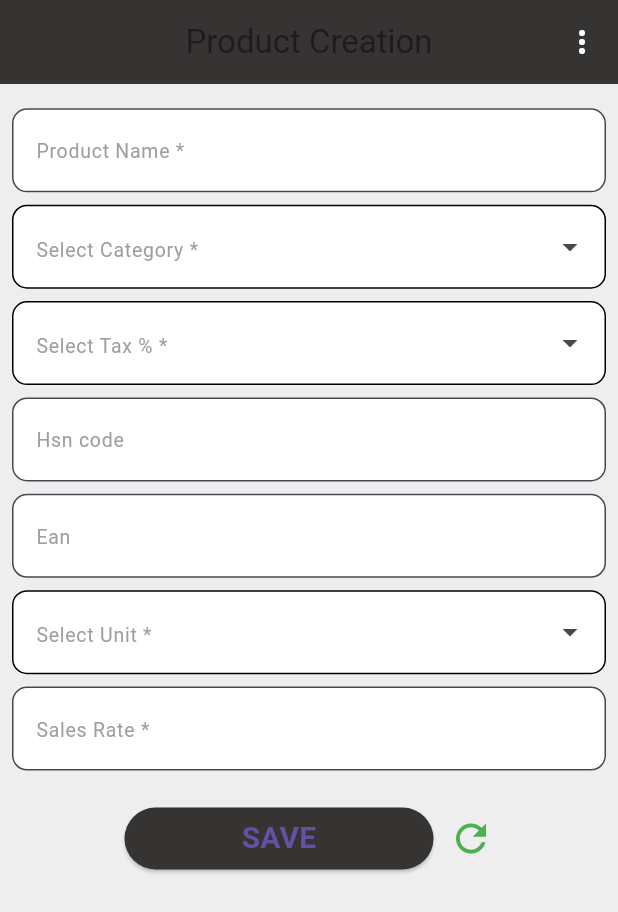
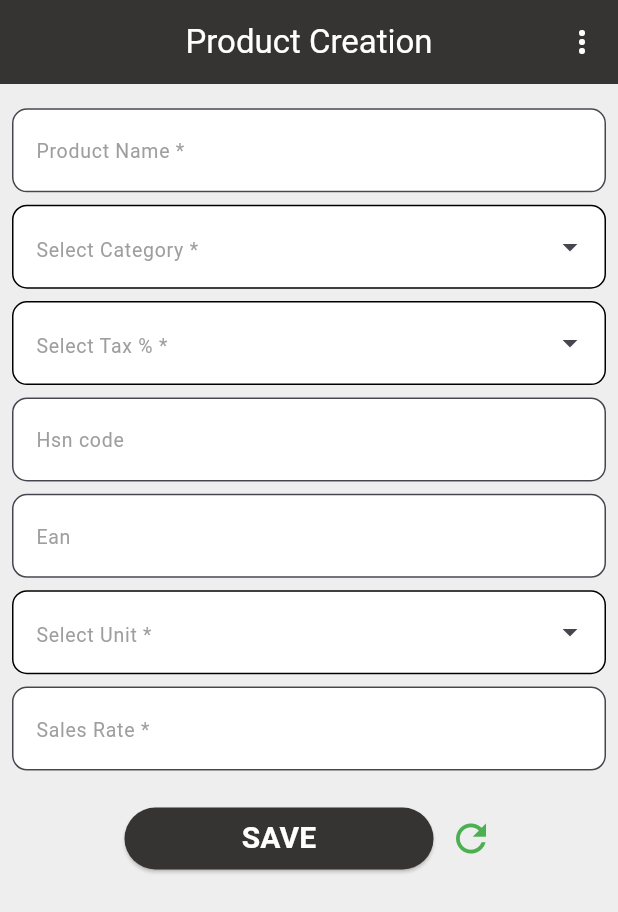
Before and after one commit to anushaHareesh/sheenproductmaster, a Flutter app: the ProductInsert screen opened directly, on a phone screen of 412 x 824 dp. Shown: the top 912 px of the screen. Run offline on Flutter 3.47's test engine with Material 3 defaults, Android fonts, the phone set to English and light mode, and no system bars; drawn by our look-alikes of dropdown_search; our stand-ins replace device_info_plus, dio, flutter_spinkit, fluttertoast, google_fonts, permission_handler and 2 more; missing offline and left inert: sql_conn; accounts and stored records are empty.

Commit message:
first commit

```diff
--- a/lib/product_insert.dart
+++ b/lib/product_insert.dart
@@ -131,7 +131,7 @@
               })
         ],
         centerTitle: true,
-        title: Text("Product Creation"),
+        title: Text("Product Creation",style: TextStyle(color: Colors.white),),
         backgroundColor: Theme.of(context).primaryColor,
       ),
       body: SingleChildScrollView(
@@ -499,7 +499,7 @@
                             child: Text(
                               "SAVE",
                               style: TextStyle(
-                                  fontWeight: FontWeight.bold, fontSize: 20),
+                                  fontWeight: FontWeight.bold, fontSize: 20,color: Colors.white),
                             )),
                       ),
                       SizedBox(
--- a/pubspec.yaml
+++ b/pubspec.yaml
@@ -36,11 +36,11 @@
   # Use with the CupertinoIcons class for iOS style icons.
   cupertino_icons: ^1.0.2
   dropdown_search: ^5.0.6
-  http: ^0.13.4
+  http: ^1.0.0
   dio: ^5.3.2
   provider: ^6.0.2
   flutter_spinkit: ^5.1.0
-  google_fonts: ^3.0.1
+  google_fonts: ^6.1.0
   fluttertoast: ^8.2.2
   external_path: ^1.0.1
   shared_preferences: ^2.0.13
```
Also changed, not shown: pubspec.lock, 1 other file.
